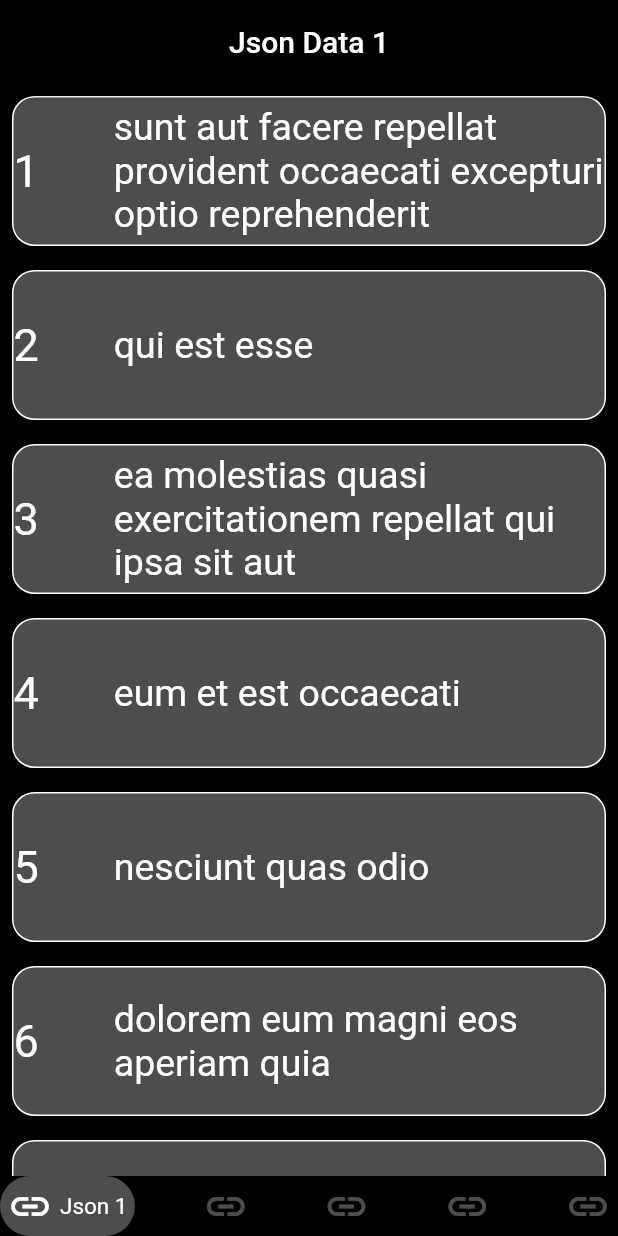
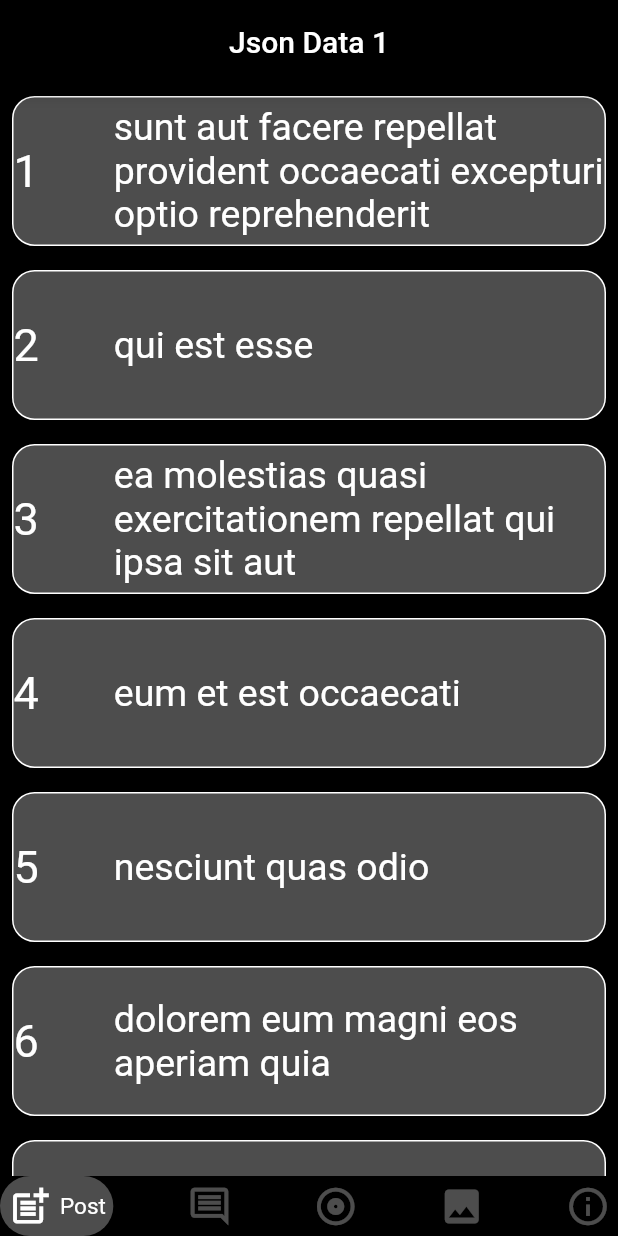
Before and after one commit to BhanderiNikunj/five_json_parsing, a Flutter app: the screen it shows after launch, on a phone screen of 412 x 824 dp. Run offline on Flutter 3.47's test engine with Material 2 defaults, Android fonts, the phone set to English and light mode, and no system bars; drawn by our look-alikes of google_nav_bar; our stand-ins replace google_fonts; Roboto replaces fonts that are missing (Neuton).

Commit message:
Json Data

```diff
--- a/lib/Screen/Bottom/View/BottomScreen.dart
+++ b/lib/Screen/Bottom/View/BottomScreen.dart
@@ -41,11 +41,11 @@ class _BottomScreenState extends State<BottomScreen> {
           padding: EdgeInsets.all(5),
           textStyle: TextStyle(fontSize: 15,color: Colors.white),
           tabs: [
-            GButton(icon: Icons.link, text: "Json 1"),
-            GButton(icon: Icons.link, text: "Json 2"),
-            GButton(icon: Icons.link, text: "Json 3"),
-            GButton(icon: Icons.link, text: "Json 4"),
-            GButton(icon: Icons.link, text: "Json 5"),
+            GButton(icon: Icons.post_add_outlined, text: "Post"),
+            GButton(icon: Icons.comment_outlined, text: "Comments"),
+            GButton(icon: Icons.album_outlined, text: "Albums"),
+            GButton(icon: Icons.photo, text: "Photos"),
+            GButton(icon: Icons.info_outlined, text: "todos"),
           ],
         ),
       ),
```
Also changed, not shown: pubspec.lock, 4 other files.
